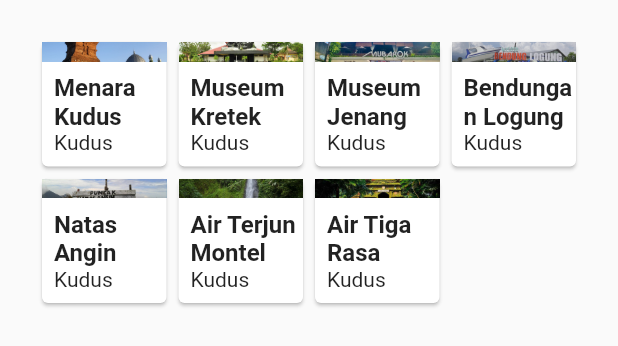
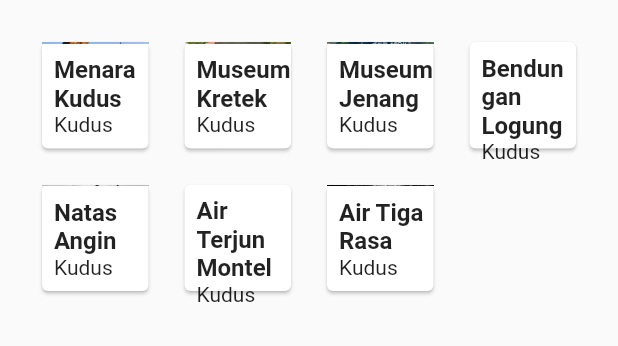
Before and after one commit to nandaarya/wisata_kudus, a Flutter app: the TourismPlaceGrid widget shown alone on an empty page, opened directly, on a phone screen of 412 x 824 dp. Shown: the top 346 px of the screen. Run offline on Flutter 3.47's test engine with Material 2 defaults, Android fonts, the light colour scheme and no system bars.

Commit message:
(+) add space between items

```diff
--- a/lib/main_screen.dart
+++ b/lib/main_screen.dart
@@ -85,6 +85,8 @@ class TourismPlaceGrid extends StatelessWidget {
       padding: const EdgeInsets.all(24.0),
       child: GridView.count(
         crossAxisCount: gridCount,
+        crossAxisSpacing: 16,
+        mainAxisSpacing: 16,
         children: tourismPlaceList.map((place) {
           return InkWell(
             onTap: () {
```
